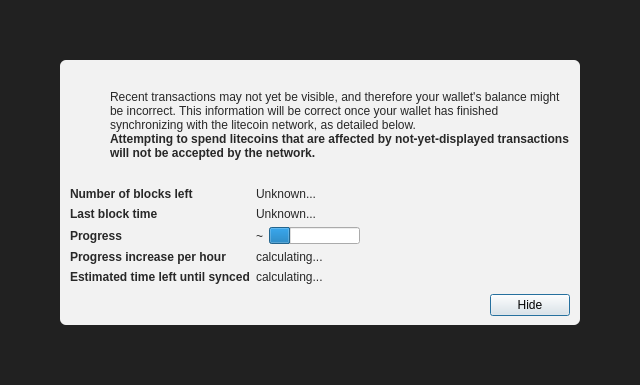
Qt form src/qt/forms/modaloverlay.ui (minblock/litercoin) before a commit.
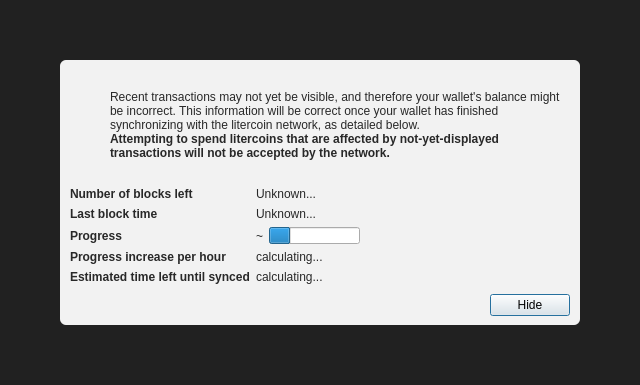
The same form after that commit. Icons and pictures are not drawn. Custom widgets are drawn as their Qt base class.

```diff
--- a/src/qt/forms/modaloverlay.ui
+++ b/src/qt/forms/modaloverlay.ui
@@ -130,7 +130,7 @@
              <item>
               <widget class="QLabel" name="infoText">
                <property name="text">
-                <string>Recent transactions may not yet be visible, and therefore your wallet's balance might be incorrect. This information will be correct once your wallet has finished synchronizing with the litecoin network, as detailed below.</string>
+                <string>Recent transactions may not yet be visible, and therefore your wallet's balance might be incorrect. This information will be correct once your wallet has finished synchronizing with the litercoin network, as detailed below.</string>
                </property>
                <property name="textFormat">
                 <enum>Qt::RichText</enum>
@@ -149,7 +149,7 @@
                 </font>
                </property>
                <property name="text">
-                <string>Attempting to spend litecoins that are affected by not-yet-displayed transactions will not be accepted by the network.</string>
+                <string>Attempting to spend litercoins that are affected by not-yet-displayed transactions will not be accepted by the network.</string>
                </property>
                <property name="textFormat">
                 <enum>Qt::RichText</enum>
```
